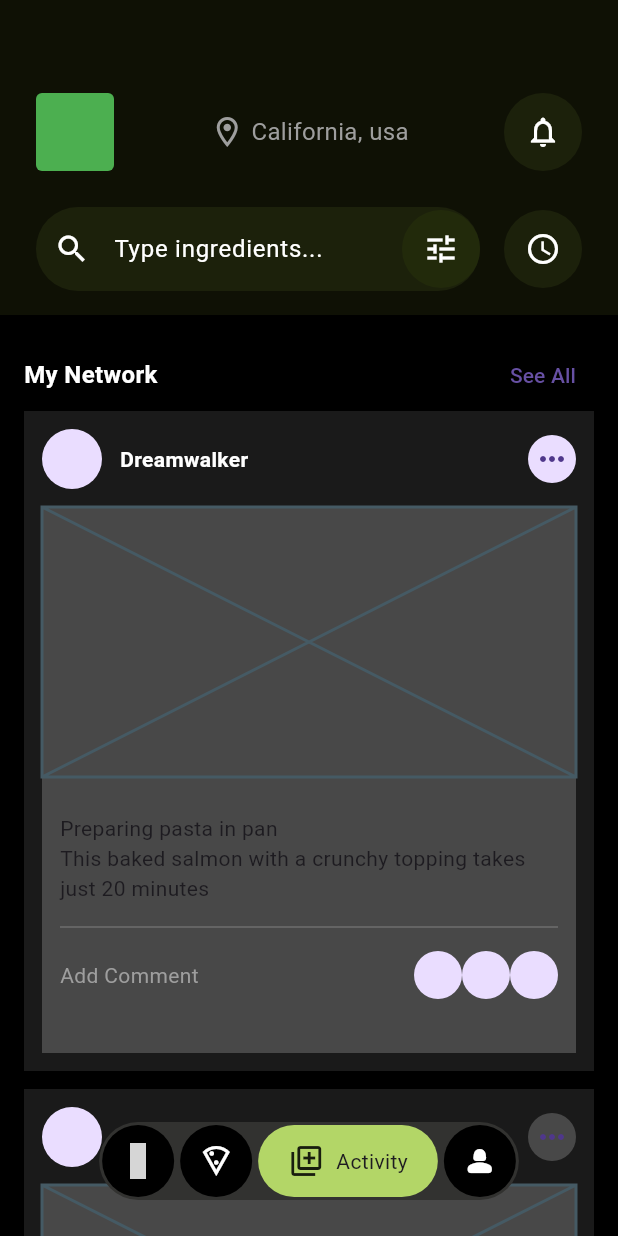
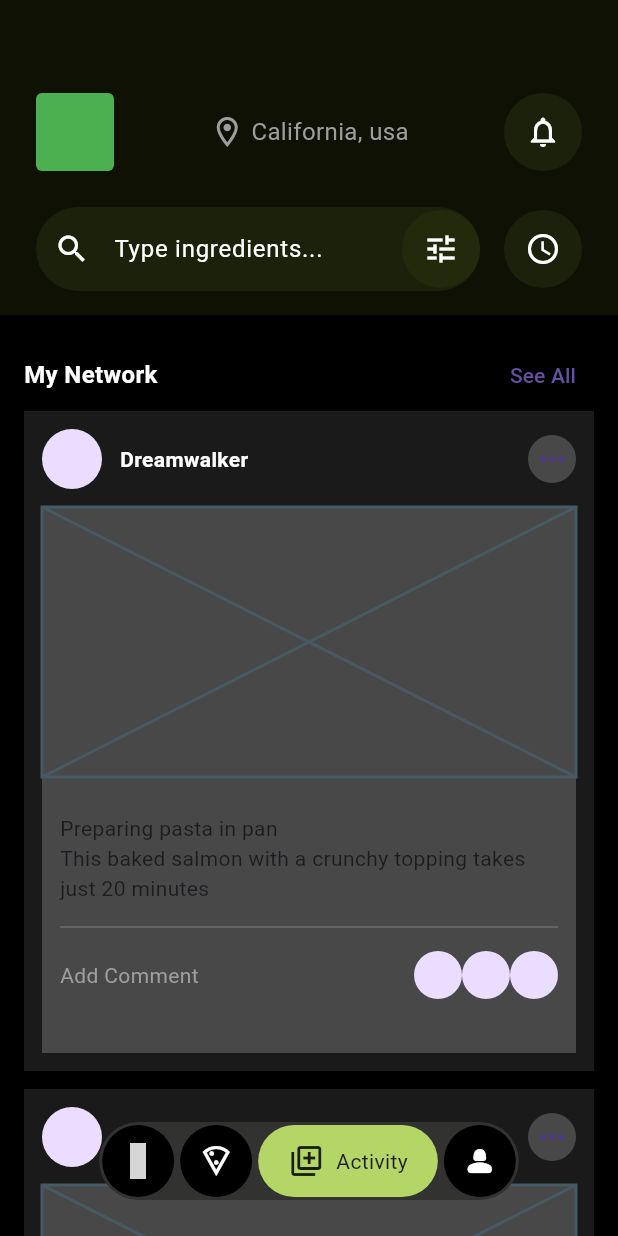
Before and after one commit to JAICHANGPARK/flutter_notebook_chapter_43, a Flutter app: the FoodOrderMainPage screen opened directly, item 3 of the bottom bar chosen, on a phone screen of 412 x 824 dp. Run offline on Flutter 3.47's test engine with Material 3 defaults, Android fonts, the phone set to English and light mode, and no system bars; our stand-ins replace gap, hugeicons, percent_indicator; network calls fail; grey boxes are pictures that could not be loaded.

Commit message:
Update food_order_activity_page.dart

```diff
--- a/lib/ep2393_food_order_app/ui/activity/food_order_activity_page.dart
+++ b/lib/ep2393_food_order_app/ui/activity/food_order_activity_page.dart
@@ -61,6 +61,7 @@ class _FoodOrderActivityPageState extends State<FoodOrderActivityPage> {
                           Spacer(),
                           CircleAvatar(
                             radius: 16,
+                            backgroundColor: Colors.white.withValues(alpha: .2),
                             child: Icon(Icons.more_horiz),
                           )
                         ],
```
